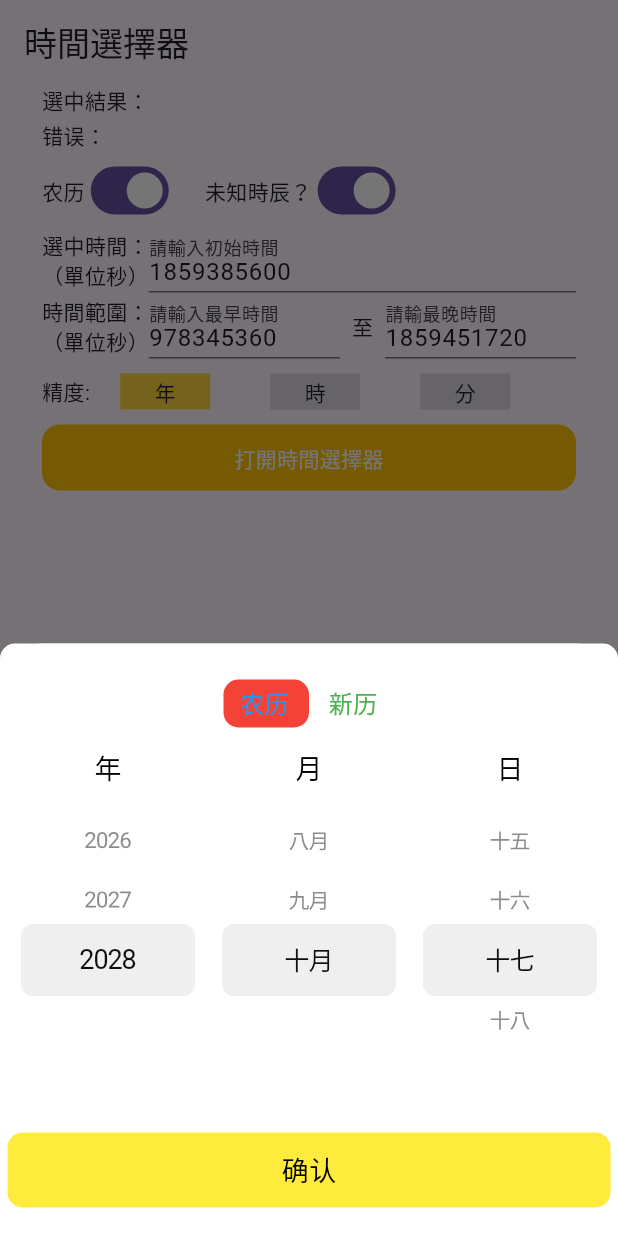
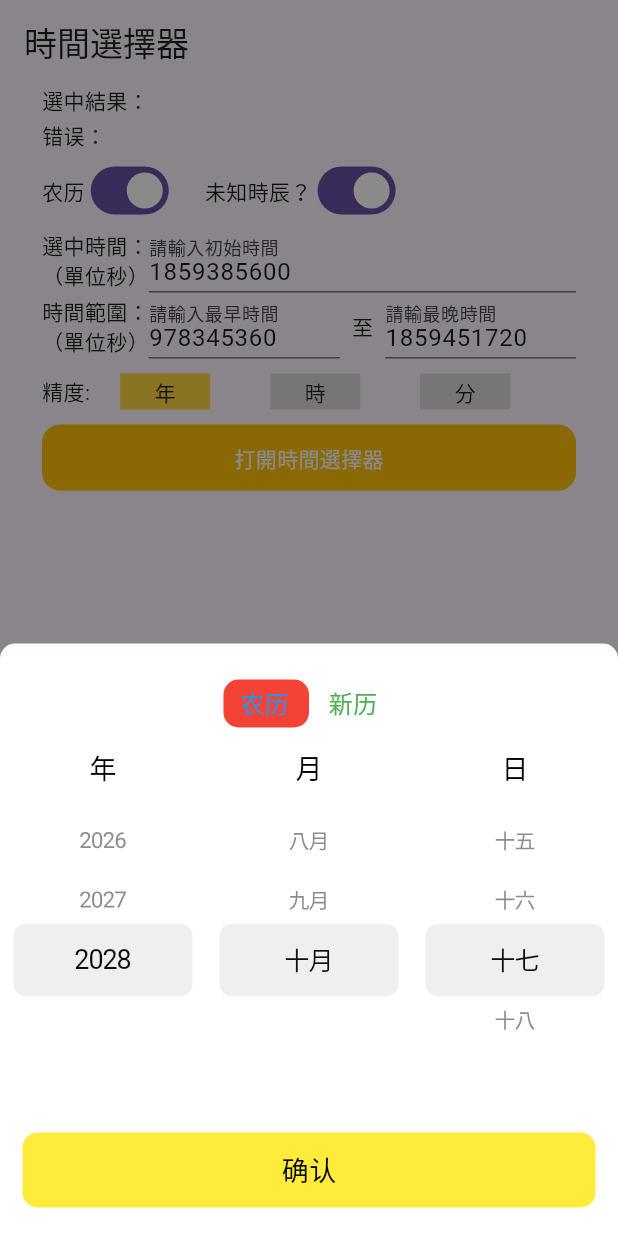
Before and after one commit to SeerOnnetMobile/calendar_picker_plguin, a Flutter app: the screen it shows after launch, after a tap on "打開時間選擇器", on a phone screen of 412 x 824 dp. Run offline on Flutter 3.47's test engine with Material 3 defaults, Android fonts, the phone set to English and light mode, and no system bars; our stand-ins replace flutter_smart_dialog, get.

Commit message:
feat:新增smart_dialog来实现弹窗

```diff
--- a/example/lib/main.dart
+++ b/example/lib/main.dart
@@ -4,6 +4,7 @@ import 'package:calendar_picker_sl/common/app_click_view.dart';
 import 'package:calendar_picker_sl/common/calendar_config.dart';
 import 'package:flutter/material.dart';
 import 'package:flutter_localizations/flutter_localizations.dart';
+import 'package:flutter_smart_dialog/flutter_smart_dialog.dart';
 
 void main() {
   runApp(const MyApp());
@@ -35,6 +36,15 @@ class _MyAppState extends State<MyApp> {
         primarySwatch: Colors.blue,
       ),
       home: MyPage(),
+      navigatorObservers: [FlutterSmartDialog.observer],
+      builder: FlutterSmartDialog.init(
+          builder: (context, widget) {
+            return MediaQuery(
+              ///设置文字大小不随系统设置改变
+              data: MediaQuery.of(context).copyWith(textScaler: const TextScaler.linear(1.0)),
+              child: widget ?? const SizedBox(),
+            );
+          }),
     );
   }
 }
@@ -232,7 +242,7 @@ class _MyPageState extends State<MyPage> {
     _selectedDate = "";
     setState(() {});
     final config = CalendarConfig(
-        btnTextColor: Colors.red,
+        segmentSelectedBgColor: Colors.red,
         segmentNormalColor: Colors.blue,
         segmentSelectedColor: Colors.green,
         confirmBtnColor: Colors.yellow,
@@ -256,6 +266,6 @@ class _MyPageState extends State<MyPage> {
         _errorMsg = msg;
         setState(() {});
       },
-    ).show(context: context);
+    ).showWithSmartDialog();
   }
 }
--- a/lib/calendar_picker_widget_view.dart
+++ b/lib/calendar_picker_widget_view.dart
@@ -1,9 +1,9 @@
-
 import 'package:calendar_picker_sl/common/app_click_view.dart';
 import 'package:calendar_picker_sl/common/calendar_month_model.dart';
 import 'package:calendar_picker_sl/common/common_method.dart';
 import 'package:flutter/cupertino.dart';
 import 'package:flutter/material.dart';
+import 'package:flutter_smart_dialog/flutter_smart_dialog.dart';
 import 'package:get/get.dart';
 import 'package:intl/intl.dart';
 
@@ -28,25 +28,22 @@ class CalendarPickerWidgetPage extends StatelessWidget {
   CalendarConfig? config;
   BuildContext? _context;
 
-  CalendarPickerWidgetPage({super.key,
+  CalendarPickerWidgetPage(
+      {super.key,
       this.initialDate,
       this.maxDate,
       this.minDate,
       this.config,
+      this.isUnknownHour = false,
       required this.isSolar,
-    required this.isUnknownHour,
       required this.pickerType,
       required this.dateCallback,
       required this.errorCallback});
 
   late final logic = Get.put(CalendarPickerWidgetLogic(
-      initialDate: initialDate,
-      minDate: minDate,
-      maxDate: maxDate,
-      initialIsSolar: isSolar,
-      isUnknownHour: isUnknownHour,
-      pickerType: pickerType));
+      initialDate: initialDate, minDate: minDate, maxDate: maxDate, initialIsSolar: isSolar, isUnknownHour: isUnknownHour, pickerType: pickerType));
 
+  // 普通弹出
   show({required BuildContext context}) {
     FocusManager.instance.primaryFocus?.unfocus();
     if (logic.maxDateTime.millisecondsSinceEpoch < logic.minDateTime.millisecondsSinceEpoch) {
@@ -56,9 +53,27 @@ class CalendarPickerWidgetPage extends StatelessWidget {
     }
 
     _context = context;
-    showBottomDialog(this,context: context, onDismiss: () {
+    showBottomDialog(this, context: context, onDismiss: () {
       Get.delete<CalendarPickerWidgetLogic>(force: true);
     });
+  }
+
+  // 用SmartDialog弹出
+  showWithSmartDialog() {
+    FocusManager.instance.primaryFocus?.unfocus();
+    if (logic.maxDateTime.millisecondsSinceEpoch < logic.minDateTime.millisecondsSinceEpoch) {
+      errorCallback("起始时间不能晚于结束时间");
+      Get.delete<CalendarPickerWidgetLogic>(force: true);
+      return;
+    }
+    showSmartBottomDialog(Container(
+      width: double.infinity,
+      decoration: const BoxDecoration(
+        color: Colors.white,
+      ),
+      child: this,
+    ),errorCallback: errorCallback);
+
   }
 
   void closeBottomSheet() {
@@ -68,23 +83,14 @@ class CalendarPickerWidgetPage extends StatelessWidget {
   @override
   Widget build(BuildContext context) {
     CalendarConfig _config = config ?? CalendarConfig();
-    double width = MediaQuery
-        .of(context)
-        .size
-        .width;
-    double paddingBottom = MediaQuery
-        .of(context)
-        .viewPadding
-        .bottom;
+    double width = MediaQuery.of(context).size.width;
+    double paddingBottom = MediaQuery.of(context).viewPadding.bottom;
     return GetBuilder<CalendarPickerWidgetLogic>(
       assignId: true,
       builder: (logic) {
         return SizedBox(
           width: width - 10,
-          height: MediaQuery
-              .of(context)
-              .viewPadding
-              .bottom + 385,
+          height: MediaQuery.of(context).viewPadding.bottom + 385,
           child: Column(
             mainAxisSize: MainAxisSize.max,
             children: [
@@ -106,7 +112,7 @@ class CalendarPickerWidgetPage extends StatelessWidget {
                         duration: const Duration(milliseconds: 500),
                         curve: Curves.fastOutSlowIn,
                         child: Container(
-                          decoration: BoxDecoration(color: _config.btnTextColor, borderRadius: BorderRadius.circular(10)),
+                          decoration: BoxDecoration(color: _config.segmentSelectedBgColor, borderRadius: BorderRadius.circular(10)),
                           height: 32,
                           width: 57,
                         ),
@@ -278,7 +284,7 @@ class CalendarPickerWidgetPage extends StatelessWidget {
                   child: Container(
                     decoration: BoxDecoration(color: _config.confirmBtnColor, borderRadius: BorderRadius.circular(10)),
                     width: double.infinity,
-                    margin: const EdgeInsets.only(top: 20),
+                    margin: const EdgeInsets.only(top: 20, left: 15, right: 15),
                     height: 50,
                     child: Center(
                         child: Text(
@@ -315,7 +321,8 @@ class CalendarPickerWidgetPage extends StatelessWidget {
     );
   }
 
-  Expanded buildPicker({required String title,
+  Expanded buildPicker(
+      {required String title,
       required Rx scrollController,
       required RxList<CalendarItemModel> items,
       required MapWidget mapClosure,
--- a/lib/common/calendar_config.dart
+++ b/lib/common/calendar_config.dart
@@ -1,14 +1,14 @@
 import 'package:flutter/material.dart';
 
 class CalendarConfig {
-  final Color btnTextColor;
-  final Color segmentNormalColor;
-  final Color segmentSelectedColor;
-  final Color confirmBtnColor;
-  final Color confirmTextColor;
+  final Color segmentSelectedBgColor;        // 顶部「农历」、「新历」选中的底色
+  final Color segmentNormalColor;            // 顶部「农历」、「新历」未选中颜色
+  final Color segmentSelectedColor;          // 顶部「农历」、「新历」选中颜色
+  final Color confirmBtnColor;               // 确认按钮颜色
+  final Color confirmTextColor;              // 确认按钮文字颜色
 
   CalendarConfig({
-    this.btnTextColor = const Color(0xFF333333),
+    this.segmentSelectedBgColor = const Color(0xFF333333),
     this.segmentNormalColor = const Color(0xFFFFFFFF),
     this.segmentSelectedColor = const Color(0xFF333333),
     this.confirmBtnColor = const Color(0xFFC8843C),
--- a/lib/common/common_method.dart
+++ b/lib/common/common_method.dart
@@ -1,4 +1,5 @@
 import 'package:flutter/material.dart';
+import 'package:flutter_smart_dialog/flutter_smart_dialog.dart';
 
 Future showBottomDialog(Widget widget, {required BuildContext context,Function? onDismiss, double? dialogWidth}) async {
   await showModalBottomSheet<void>(
@@ -21,3 +22,34 @@ Future showBottomDialog(Widget widget, {required BuildContext context,Function?
     },
   );
 }
+
+Future showSmartBottomDialog(Widget widget, {onDismiss, double? dialogWidth,required Function(String errorMsg) errorCallback}) async {
+  try {
+    SmartDialog.show(
+      alignment: Alignment.bottomCenter,
+      onDismiss: () {
+        if (onDismiss != null) {
+          onDismiss();
+        }
+      },
+      builder: (_) => Container(
+        padding: const EdgeInsets.only(top: 10),
+        width: dialogWidth ?? double.infinity,
+        decoration: const BoxDecoration(
+            color: Colors.white,
+            borderRadius: BorderRadius.only(
+              topLeft: Radius.circular(10),
+              topRight: Radius.circular(10),
+            )),
+        child: Column(
+          mainAxisSize: MainAxisSize.min,
+          children: [widget],
+        ),
+      ),
+    );
+  } catch(e) {
+    errorCallback(e.toString());
+  }
+
+
+}
--- a/pubspec.yaml
+++ b/pubspec.yaml
@@ -1,7 +1,7 @@
 name: calendar_picker_sl
 description: "日期选择器，包括农历"
 version: 0.0.1
-homepage: https://www.baidu.com
+homepage: https://github.com/SeerOnnetMobile/calendar_picker_plguin
 
 environment:
   sdk: ^3.5.4
```
Also changed, not shown: 2 other files. Lines whose indentation alone changed are shown as unchanged.
